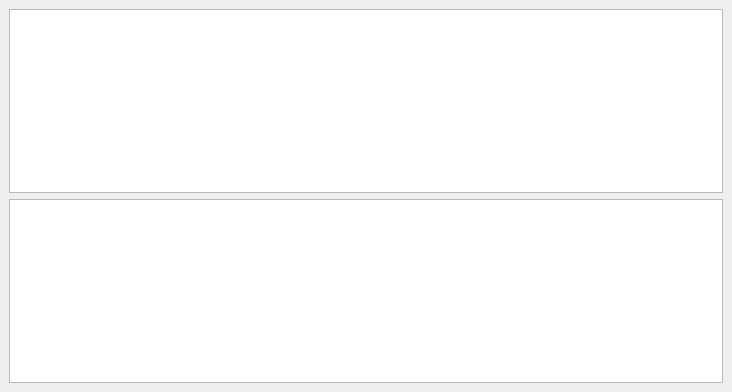
Before: the Qt Designer form not1mm/data/logwindow.ui in mbridak/not1mm, drawn with Qt 5.
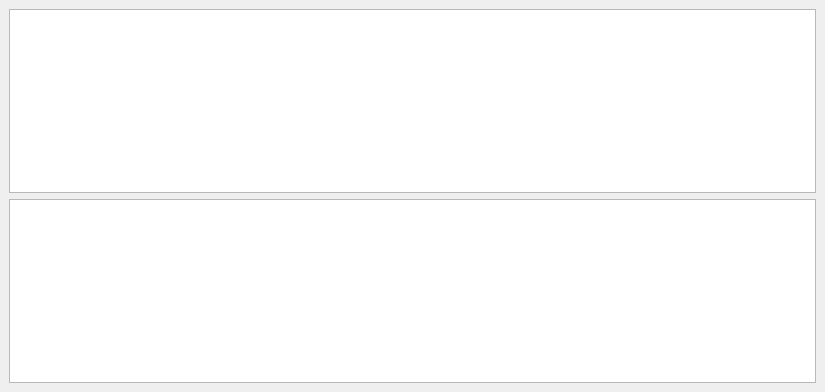
After: the same form once the commit is applied.

Commit message: Adjusted size

```diff
--- a/not1mm/data/logwindow.ui
+++ b/not1mm/data/logwindow.ui
@@ -6,7 +6,7 @@
    <rect>
     <x>0</x>
     <y>0</y>
-    <width>732</width>
+    <width>825</width>
     <height>392</height>
    </rect>
   </property>
```
